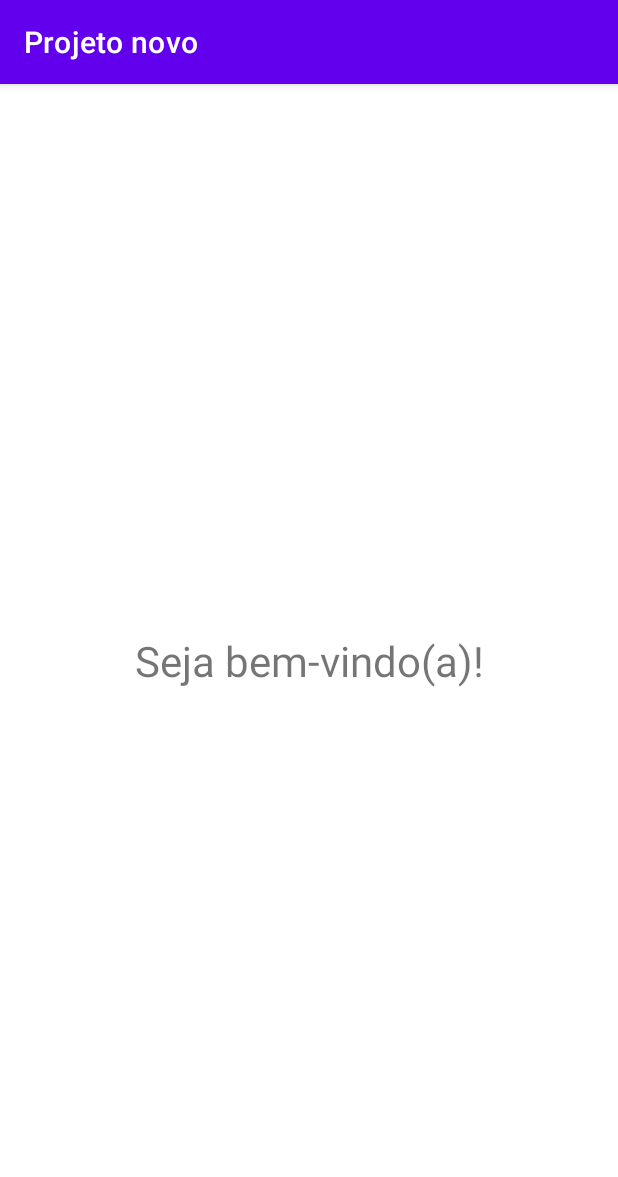
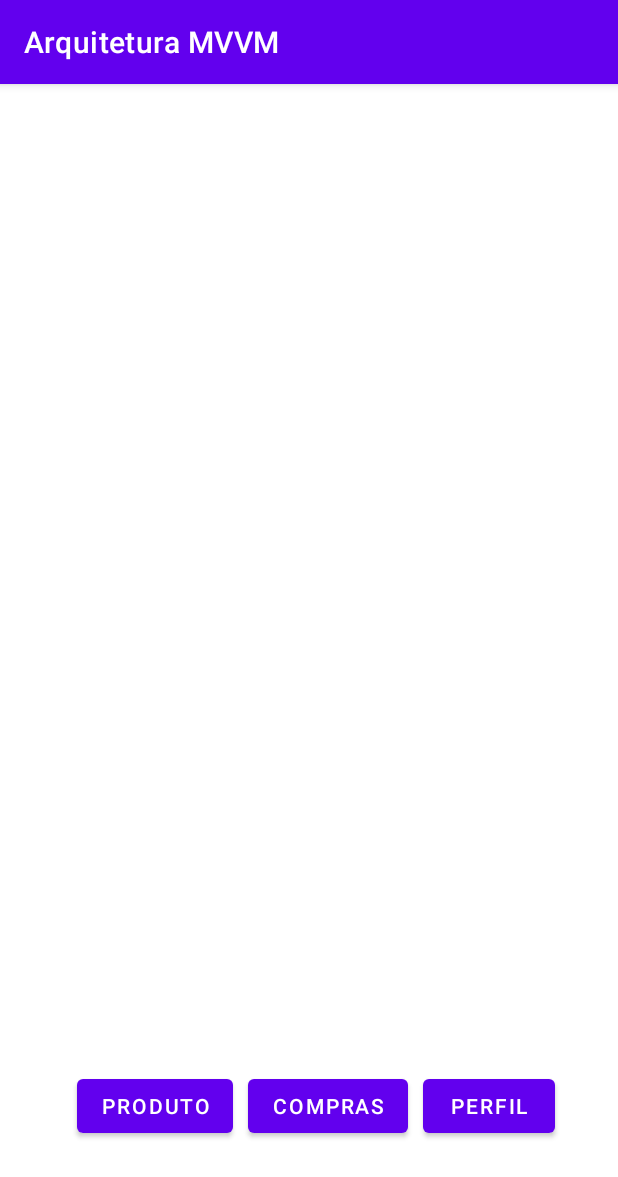
Before and after one commit to thanwill/app-kotlin, an Android app: the screen it shows after launch (MainActivity), on a phone screen of 412 x 824 dp. Shown: the top 1177 px of the screen. Run offline under Robolectric (Android 15) with nearby library versions, the phone set to English and light mode, and no system bars.

Commit message:
Cria as fragments de produto, compra e perfil.

```diff
--- a/app/src/main/AndroidManifest.xml
+++ b/app/src/main/AndroidManifest.xml
@@ -14,9 +14,9 @@
         android:theme="@style/Theme.Tancy"
         tools:targetApi="31">
         <activity
-            android:name=".MainActivity"
+            android:name=".ui.activities.MainActivity"
             android:exported="true"
-            android:label="Projeto novo">
+            android:label="Arquitetura MVVM">
             <intent-filter>
                 <action android:name="android.intent.action.MAIN" />
                 <category android:name="android.intent.category.LAUNCHER" />
--- a/app/src/main/java/tech/tancy/tancy/MainActivity.kt
+++ /dev/null
@@ -1,11 +0,0 @@
-package tech.tancy.tancy
-
-import androidx.appcompat.app.AppCompatActivity
-import android.os.Bundle
-
-class MainActivity : AppCompatActivity() {
-    override fun onCreate(savedInstanceState: Bundle?) {
-        super.onCreate(savedInstanceState)
-        setContentView(R.layout.activity_main)
-    }
-}
--- /dev/null
+++ b/app/src/main/java/tech/tancy/tancy/ui/activities/MainActivity.kt
@@ -0,0 +1,55 @@
+package tech.tancy.tancy.ui.activities
+
+import android.content.Intent
+import androidx.appcompat.app.AppCompatActivity
+import android.os.Bundle
+import android.view.View
+import androidx.fragment.app.Fragment
+import tech.tancy.tancy.R
+import tech.tancy.tancy.databinding.ActivityMainBinding
+import tech.tancy.tancy.ui.fragments.ComprasFragment
+import tech.tancy.tancy.ui.fragments.PerfilFragment
+import tech.tancy.tancy.ui.fragments.ProdutoFragment
+
+class MainActivity : AppCompatActivity(), View.OnClickListener{
+    private lateinit var binding: ActivityMainBinding
+
+    // cria as intancias dos fragmentos
+    private val produtoFragment = ProdutoFragment()
+    private val comprasFragment = ComprasFragment()
+    private val perfilFragment = PerfilFragment()
+
+    override fun onCreate(savedInstanceState: Bundle?) {
+        super.onCreate(savedInstanceState)
+        binding= ActivityMainBinding.inflate(layoutInflater)
+        setContentView(binding.root)
+
+        binding.buttonProduto.setOnClickListener(this) // seta o listener do botão de produto
+        binding.buttonCompras.setOnClickListener(this) // seta o listener do botão de compras
+        binding.buttonPerfil.setOnClickListener(this) // seta o listener do botão de perfil
+
+    }
+
+    // função que troca os fragmentos
+    // método responsável por gerenciar a troca de fragmentos
+    private fun trocarFragmento(fragmento: Fragment){
+        supportFragmentManager.beginTransaction().apply {
+            replace(R.id.fragmentContainer, fragmento) // e substituir o fragmento atual pelo fragmento passado como parâmetro
+            commit()// e por fim, confirmar a transação
+        }
+    }
+    override fun onClick(v: View?) {
+        when(v?.id){
+            R.id.buttonProduto -> {
+                trocarFragmento(produtoFragment)
+            }
+            R.id.buttonCompras -> {
+                trocarFragmento(comprasFragment)
+            }
+            R.id.buttonPerfil -> {
+                trocarFragmento(perfilFragment)
+            }
+        }
+    }
+
+}
--- /dev/null
+++ b/app/src/main/java/tech/tancy/tancy/ui/fragments/ComprasFragment.kt
@@ -0,0 +1,30 @@
+package tech.tancy.tancy.ui.fragments
+
+import android.os.Bundle
+import androidx.fragment.app.Fragment
+import android.view.LayoutInflater
+import android.view.View
+import android.view.ViewGroup
+import tech.tancy.tancy.R
+
+
+class ComprasFragment : Fragment() {
+    // TODO: Rename and change types of parameters
+    private var param1: String? = null
+    private var param2: String? = null
+
+    override fun onCreate(savedInstanceState: Bundle?) {
+        super.onCreate(savedInstanceState)
+
+    }
+
+    override fun onCreateView(
+        inflater: LayoutInflater, container: ViewGroup?,
+        savedInstanceState: Bundle?
+    ): View? {
+        // Inflate the layout for this fragment
+        return inflater.inflate(R.layout.fragment_compras, container, false)
+    }
+
+
+}
--- a/app/src/main/res/layout/activity_main.xml
+++ b/app/src/main/res/layout/activity_main.xml
@@ -1,19 +1,46 @@
 <?xml version="1.0" encoding="utf-8"?>
-<androidx.constraintlayout.widget.ConstraintLayout xmlns:android="http://schemas.android.com/apk/res/android"
+<LinearLayout xmlns:android="http://schemas.android.com/apk/res/android"
     xmlns:app="http://schemas.android.com/apk/res-auto"
     xmlns:tools="http://schemas.android.com/tools"
     android:layout_width="match_parent"
     android:layout_height="match_parent"
-    tools:context=".MainActivity">
+    android:orientation="vertical"
+    android:padding="20dp"
+    tools:context=".ui.activities.MainActivity">
 
-    <TextView
-        android:id="@+id/textView"
-        android:layout_width="wrap_content"
+
+    <FrameLayout
+        android:id="@+id/fragmentContainer"
+        android:layout_width="match_parent"
+        android:layout_height="637dp">
+
+    </FrameLayout>
+
+    <LinearLayout
+        android:layout_width="match_parent"
         android:layout_height="wrap_content"
-        android:text="Seja bem-vindo(a)!"
-        android:textSize="28dp"
-        app:layout_constraintBottom_toBottomOf="parent"
-        app:layout_constraintEnd_toEndOf="parent"
-        app:layout_constraintStart_toStartOf="parent"
-        app:layout_constraintTop_toTopOf="parent" />
-</androidx.constraintlayout.widget.ConstraintLayout>
+        android:gravity="center"
+        android:orientation="horizontal">
+
+        <Button
+            android:id="@+id/buttonProduto"
+            android:layout_width="wrap_content"
+            android:layout_height="wrap_content"
+            android:layout_marginStart="10dp"
+            android:text="Produto" />
+
+        <Button
+            android:id="@+id/buttonCompras"
+            android:layout_width="wrap_content"
+            android:layout_height="wrap_content"
+            android:layout_marginStart="10dp"
+            android:text="Compras" />
+
+        <Button
+            android:id="@+id/buttonPerfil"
+            android:layout_width="wrap_content"
+            android:layout_height="wrap_content"
+            android:layout_marginStart="10dp"
+            android:text="Perfil" />
+    </LinearLayout>
+</LinearLayout>
--- a/app/src/main/res/values-night/themes.xml
+++ b/app/src/main/res/values-night/themes.xml
@@ -13,4 +13,9 @@
         <item name="android:statusBarColor">?attr/colorPrimaryVariant</item>
         <!-- Customize your theme here. -->
     </style>
+
+    <style name="ThemeOverlay.Tancy.FullscreenContainer" parent="">
+        <item name="fullscreenBackgroundColor">@color/light_blue_900</item>
+        <item name="fullscreenTextColor">@color/light_blue_A400</item>
+    </style>
 </resources>
--- /dev/null
+++ b/app/src/main/res/values/attrs.xml
@@ -0,0 +1,6 @@
+<resources>
+    <declare-styleable name="FullscreenAttrs">
+        <attr name="fullscreenBackgroundColor" format="color" />
+        <attr name="fullscreenTextColor" format="color" />
+    </declare-styleable>
+</resources>
--- a/app/src/main/res/values/colors.xml
+++ b/app/src/main/res/values/colors.xml
@@ -7,4 +7,9 @@
     <color name="teal_700">#FF018786</color>
     <color name="black">#FF000000</color>
     <color name="white">#FFFFFFFF</color>
+    <color name="light_blue_600">#FF039BE5</color>
+    <color name="light_blue_900">#FF01579B</color>
+    <color name="light_blue_A200">#FF40C4FF</color>
+    <color name="light_blue_A400">#FF00B0FF</color>
+    <color name="black_overlay">#66000000</color>
 </resources>
--- a/app/src/main/res/values/strings.xml
+++ b/app/src/main/res/values/strings.xml
@@ -15,4 +15,8 @@
     <string name="acessibility_phone">Informe seu número de telefone com DDD no padrão brasileiro."</string>
     <string name="acessibility_email">Informe seu número de telefone com DDD no padrão brasileiro."</string>
     <string name="acessibility_name">Informe seu número de telefone com DDD no padrão brasileiro."</string>
+    <string name="dummy_button">Dummy Button</string>
+    <string name="dummy_content">DUMMY\nCONTENT</string>
+    <!-- TODO: Remove or change this placeholder text -->
+    <string name="hello_blank_fragment">Hello blank fragment</string>
 </resources>
--- a/app/src/main/res/values/themes.xml
+++ b/app/src/main/res/values/themes.xml
@@ -13,4 +13,9 @@
         <item name="android:statusBarColor">?attr/colorPrimaryVariant</item>
         <!-- Customize your theme here. -->
     </style>
+
+    <style name="ThemeOverlay.Tancy.FullscreenContainer" parent="">
+        <item name="fullscreenBackgroundColor">@color/light_blue_600</item>
+        <item name="fullscreenTextColor">@color/light_blue_A200</item>
+    </style>
 </resources>
```
Also changed, not shown: app/src/main/java/tech/tancy/tancy/ui/fragments/PerfilFragment.kt (added, +35 -0 lines), app/src/main/java/tech/tancy/tancy/ui/fragments/ProdutoFragment.kt (added, +28 -0 lines), app/src/main/res/layout/fragment_compras.xml (added, +27 -0 lines), app/src/main/res/layout/fragment_perfil.xml (added, +27 -0 lines), app/src/main/res/layout/fragment_produto.xml (added, +69 -0 lines), app/src/main/res/values/styles.xml (added, +7 -0 lines).
